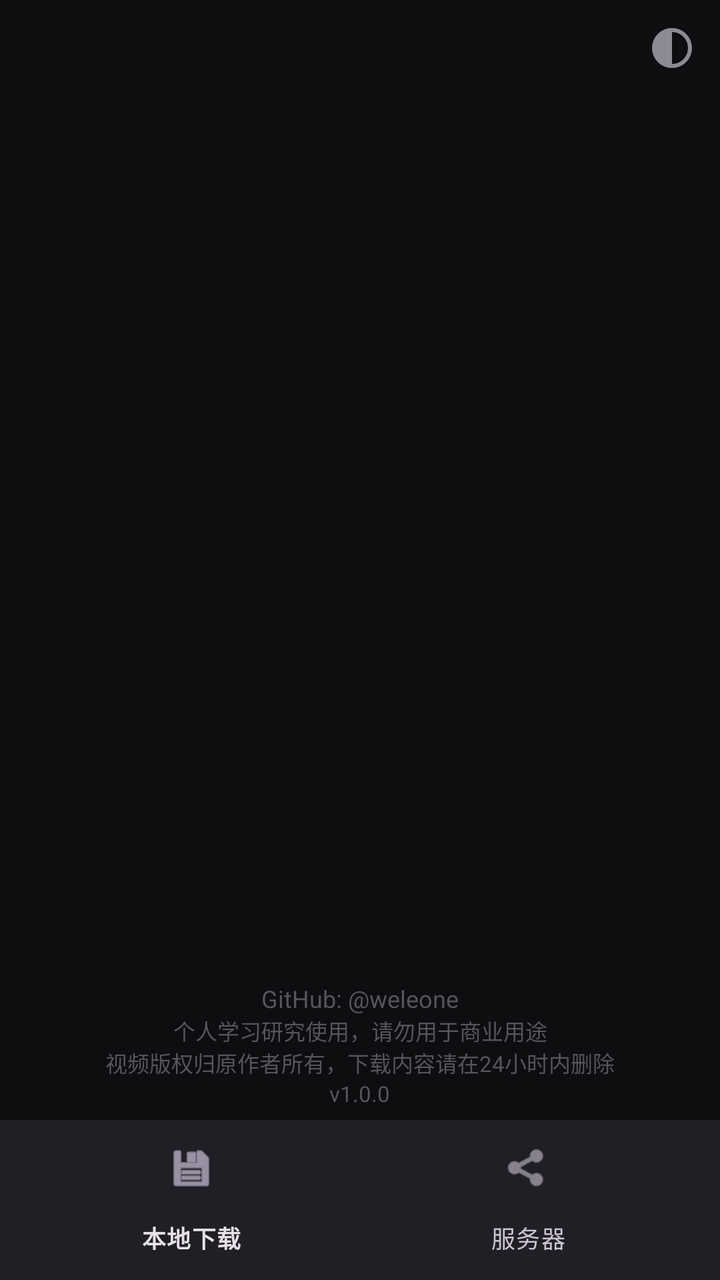
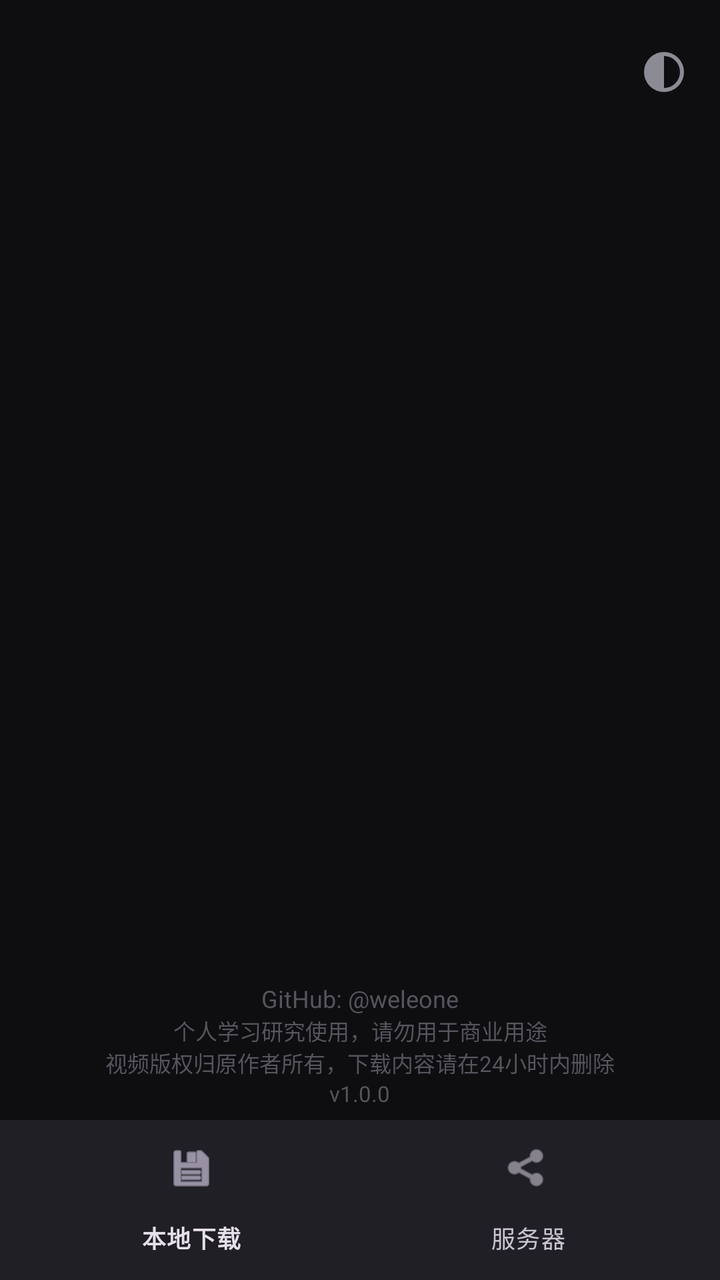

Compare the two renders of this Android layout. The source of the first and the diff that turns it into the second are given below.
<!-- AndroidManifest.xml: application theme Theme.YTMP3 -->
<!-- res/layout/activity_main.xml -->
<?xml version="1.0" encoding="utf-8"?>
<FrameLayout xmlns:android="http://schemas.android.com/apk/res/android"
    xmlns:app="http://schemas.android.com/apk/res-auto"
    android:layout_width="match_parent" android:layout_height="match_parent"
    android:background="?attr/appBackground">
    <LinearLayout android:layout_width="match_parent" android:layout_height="match_parent"
        android:orientation="vertical">
        <FrameLayout android:id="@+id/container"
            android:layout_width="match_parent" android:layout_height="0dp"
            android:layout_weight="1" />
        <LinearLayout android:layout_width="match_parent" android:layout_height="wrap_content"
            android:orientation="vertical" android:gravity="center"
            android:paddingTop="6dp" android:paddingBottom="6dp">
            <TextView android:layout_width="wrap_content" android:layout_height="wrap_content"
                android:text="GitHub: @weleone" android:textColor="?attr/appFooterText" android:textSize="12sp" />
            <TextView android:layout_width="wrap_content" android:layout_height="wrap_content"
                android:text="个人学习研究使用，请勿用于商业用途&#10;视频版权归原作者所有，下载内容请在24小时内删除"
                android:textColor="?attr/appFooterText" android:textSize="11sp"
                android:gravity="center" />
            <TextView android:id="@+id/tv_version"
                android:layout_width="wrap_content" android:layout_height="wrap_content"
                android:text="v1.0.0" android:textColor="?attr/appFooterText" android:textSize="11sp" />
        </LinearLayout>
        <com.google.android.material.bottomnavigation.BottomNavigationView
            android:id="@+id/bottom_nav"
            android:layout_width="match_parent" android:layout_height="wrap_content"
            app:menu="@menu/bottom_nav" />
    </LinearLayout>
    <ImageButton android:id="@+id/btn_theme"
        android:layout_width="40dp" android:layout_height="40dp"
        android:layout_gravity="top|end"
        android:layout_marginTop="4dp" android:layout_marginEnd="4dp"
        android:background="?attr/selectableItemBackgroundBorderless"
        android:src="@drawable/ic_theme"
        app:tint="?attr/appTextSecondary"
        android:contentDescription="切换风格" />
</FrameLayout>
<!-- resources referenced by this layout -->
<resources>
  <!-- drawable ic_theme (drawable) -->
  <vector xmlns:android="http://schemas.android.com/apk/res/android"
      android:width="24dp" android:height="24dp"
      android:viewportWidth="24" android:viewportHeight="24">
      <path
          android:fillColor="#000000"
          android:pathData="M12,2A10,10 0 0,0 2,12A10,10 0 0,0 12,22A10,10 0 0,0 22,12A10,10 0 0,0 12,2M12,4A8,8 0 0,1 20,12A8,8 0 0,1 12,20V4Z" />
  </vector>
  <style name="Theme.YTMP3" parent="Theme.Material3.Dark.NoActionBar">
          <item name="colorPrimary">#FF3B30</item>
          <item name="android:statusBarColor">#0E0E11</item>
          <item name="android:navigationBarColor">#0E0E11</item>
          <item name="appBackground">#0E0E11</item>
          <item name="appSurface">#16161B</item>
          <item name="appTextPrimary">#ECECEE</item>
          <item name="appTextSecondary">#8B8B95</item>
          <item name="appTextHint">#77777F</item>
          <item name="appFooterText">#55555E</item>
          <item name="appButtonTintRed">#FF3B30</item>
          <item name="appButtonTintPurple">#5B5BD6</item>
          <item name="appButtonTintGreen">#1F9D55</item>
          <item name="appButtonTintBlue">#2196F3</item>
      </style>
</resources>

<!-- the commit's change to res/layout/activity_main.xml (unified diff, before → after) -->
@@ -29,7 +29,7 @@
     <ImageButton android:id="@+id/btn_theme"
         android:layout_width="40dp" android:layout_height="40dp"
         android:layout_gravity="top|end"
-        android:layout_marginTop="4dp" android:layout_marginEnd="4dp"
+        android:layout_marginTop="16dp" android:layout_marginEnd="8dp"
         android:background="?attr/selectableItemBackgroundBorderless"
         android:src="@drawable/ic_theme"
         app:tint="?attr/appTextSecondary"
